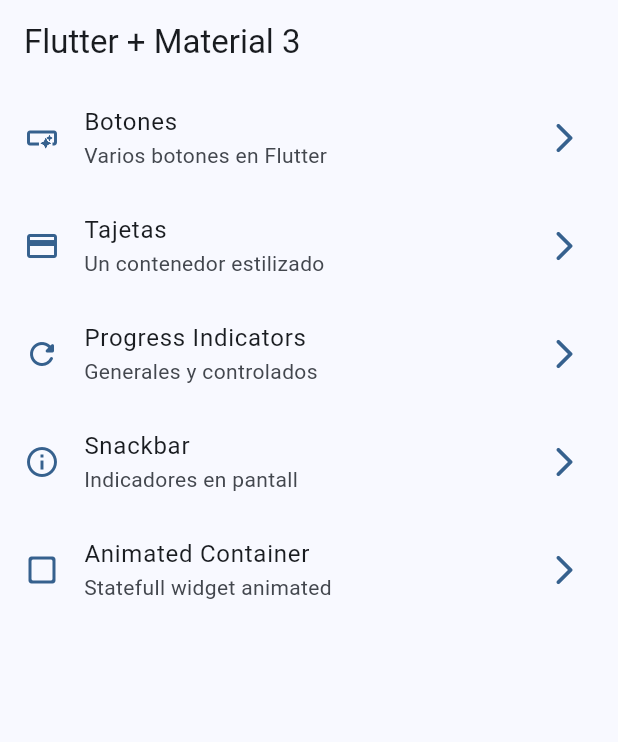
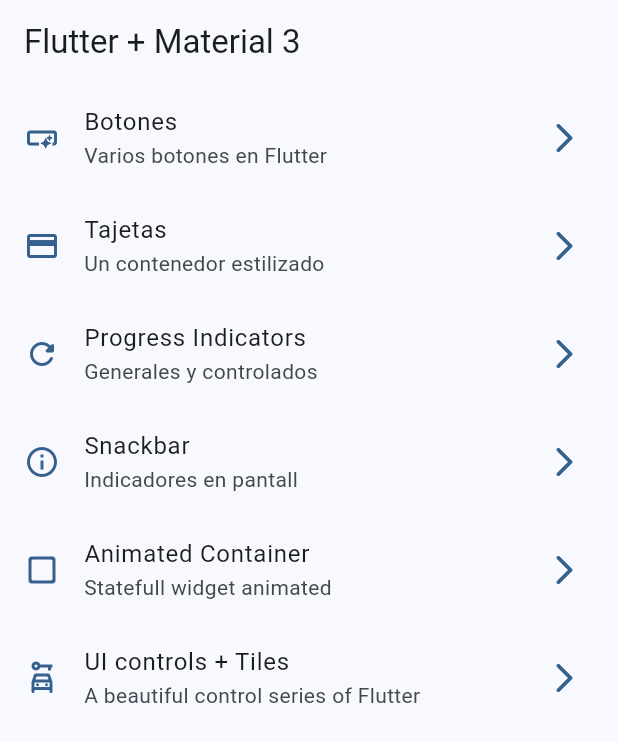
Before and after one commit to Frank712/flutter-widgets-app, a Flutter app: the screen it shows after launch, on a phone screen of 412 x 824 dp. Shown: the top 742 px of the screen. Run offline on Flutter 3.47's test engine with Material 2 defaults, Android fonts, the phone set to English and light mode, and no system bars; our stand-ins replace go_router.

Commit message:
ADD ui controls

```diff
--- a/lib/config/menu/menu_items.dart
+++ b/lib/config/menu/menu_items.dart
@@ -45,4 +45,10 @@ const appMenuItems = <MenuItem>[
     link: '/animated',
     icon: Icons.check_box_outline_blank_rounded,
   ),
+  MenuItem(
+    title: 'UI controls + Tiles',
+    subtitle: 'A beautiful control series of Flutter',
+    link: '/ui-controls',
+    icon: Icons.car_rental_outlined,
+  ),
 ];
--- a/lib/config/router/app_router.dart
+++ b/lib/config/router/app_router.dart
@@ -34,5 +34,10 @@ final appRouter = GoRouter(
       name: AnimatedScreen.name,
       builder: (context, state) => const AnimatedScreen(),
     ),
+    GoRoute(
+      path: '/ui-controls',
+      name: UiControlsScreen.name,
+      builder: (context, state) => const UiControlsScreen(),
+    ),
   ],
 );
```
Also changed, not shown: lib/presentation/screens/ui_controls/ui_controls_screen.dart (+77 -2 lines).
